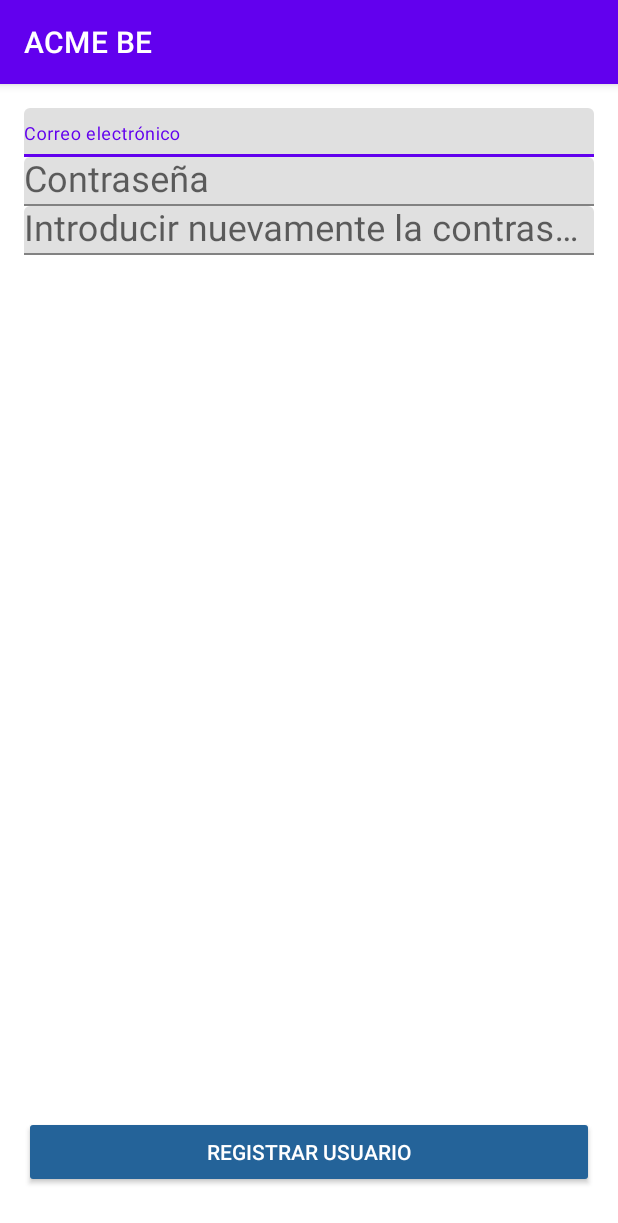
After one commit to BrianEn/ACMEBE, an Android app: the SignUpActivity screen opened directly, with no data from a screen before it, on a phone screen of 412 x 824 dp. The commit adds this screen. Shown: the top 1223 px of the screen. Run offline under Robolectric (Android 15) with nearby library versions, the phone set to English and light mode, and no system bars; our stand-ins replace Firebase (no records; nobody signed in at launch, a user with empty details on screens opened directly).

Commit message:
Entrega 1- login email pass, and google with register

```diff
--- a/app/build.gradle
+++ b/app/build.gradle
@@ -36,4 +36,9 @@ dependencies {
     androidTestImplementation 'androidx.test.ext:junit:1.1.3'
     androidTestImplementation 'androidx.test.espresso:espresso-core:3.4.0'
     implementation 'com.google.firebase:firebase-auth:21.0.3'
+    implementation 'com.google.android.gms:play-services-auth:20.1.0'
+    implementation 'com.google.firebase:firebase-core:20.1.2'
+    implementation 'com.google.firebase:firebase-database:20.0.4'
 }
+
+apply plugin: 'com.google.gms.google-services'
--- a/app/src/main/AndroidManifest.xml
+++ b/app/src/main/AndroidManifest.xml
@@ -10,6 +10,9 @@
         android:roundIcon="@mipmap/ic_launcher_round"
         android:supportsRtl="true"
         android:theme="@style/Theme.ACMEBE">
+        <activity
+            android:name=".SignUpActivity"
+            android:exported="false" />
         <activity
             android:name=".LoginActivity"
             android:exported="false" />
--- /dev/null
+++ b/app/src/main/java/com/mis/acmebe/SignUpActivity.java
@@ -0,0 +1,65 @@
+package com.mis.acmebe;
+
+import androidx.appcompat.app.AppCompatActivity;
+
+import android.os.Bundle;
+import android.widget.AutoCompleteTextView;
+import android.widget.Toast;
+
+import com.google.android.material.textfield.TextInputLayout;
+import com.google.firebase.auth.FirebaseAuth;
+import com.google.firebase.auth.FirebaseUser;
+
+public class SignUpActivity extends AppCompatActivity {
+
+    public static final String EMAIL_PARAM = "email_parameter";
+    private AutoCompleteTextView loginEmailEt;
+    private AutoCompleteTextView loginPassEt;
+    private AutoCompleteTextView loginPassConfirmationEt;
+
+    private TextInputLayout loginEmail;
+    private TextInputLayout loginPass;
+    private TextInputLayout loginPassConfirmation;
+
+    @Override
+    protected void onCreate(Bundle savedInstanceState) {
+        super.onCreate(savedInstanceState);
+        setContentView(R.layout.activity_sign_up);
+
+        String emailParam = getIntent().getStringExtra(EMAIL_PARAM);
+
+        loginEmailEt = findViewById(R.id.loginEmailEt);
+        loginPassEt = findViewById(R.id.loginPassEt);
+        loginPassConfirmationEt = findViewById(R.id.loginPassConfirmationEt);
+
+        loginEmail = findViewById(R.id.loginEmail);
+        loginPass = findViewById(R.id.loginPass);
+        loginPassConfirmation = findViewById(R.id.loginPassConfirmation);
+
+        loginEmailEt.setText(emailParam);
+
+findViewById(R.id.signUpButton).setOnClickListener(l ->{
+    if (loginEmailEt.getText().length()==0){
+        loginEmail.setErrorEnabled(true);
+        loginEmail.setError(getString(R.string.signup_error_user));
+    }else if(loginPassEt.getText().length()==0){
+        loginPass.setErrorEnabled(true);
+        loginPass.setError(getString(R.string.signup_error_pass));
+    }else if(loginPassConfirmationEt.getText().toString().equals(loginPassEt.getText().toString())){
+        loginPassConfirmation.setErrorEnabled(true);
+        loginPassConfirmation.setError(getString(R.string.signup_error_pass_not_match));
+    }else {
+        FirebaseAuth.getInstance().createUserWithEmailAndPassword(loginEmailEt.getText().toString(), loginPassEt.getText().toString()).addOnCompleteListener(task -> {
+            if (task.isSuccessful()){
+                Toast.makeText(this, R.string.signup_created, Toast.LENGTH_SHORT).show();
+                SignUpActivity.this.finish();
+            }else{
+                Toast.makeText(this, R.string.signup_create_error, Toast.LENGTH_SHORT).show();
+
+            }
+        });
+    }
+});
+
+    }
+}
--- a/app/src/main/res/layout/activity_login.xml
+++ b/app/src/main/res/layout/activity_login.xml
@@ -13,6 +13,7 @@
         android:layout_width="wrap_content"
         android:layout_height="wrap_content"
         android:layout_marginBottom="8dp"
+        android:visibility="gone"
         android:id="@+id/loginProgres"
         style="?android:attr/progressBarStyleLarge"
         />
@@ -43,6 +44,7 @@
                     android:hint="@string/login_email_et_hint"
                     android:inputType="textEmailAddress"
                     android:maxLines="1"
+                    android:textSize="24dp"
                     android:singleLine="true"
                     tools:ignore="TouchTargetSizeCheck" />
             </com.google.android.material.textfield.TextInputLayout>
@@ -56,6 +58,8 @@
                     android:layout_width="match_parent"
                     android:layout_height="wrap_content"
                     android:hint="@string/login_pass_et_hint"
+                    android:textSize="24dp"
+
                     android:inputType="textPassword"
                     tools:ignore="TouchTargetSizeCheck" />
             </com.google.android.material.textfield.TextInputLayout>
--- /dev/null
+++ b/app/src/main/res/layout/activity_sign_up.xml
@@ -0,0 +1,72 @@
+<?xml version="1.0" encoding="utf-8"?>
+<androidx.appcompat.widget.LinearLayoutCompat
+    xmlns:android="http://schemas.android.com/apk/res/android"
+    xmlns:tools="http://schemas.android.com/tools"
+    android:layout_width="match_parent"
+    android:layout_height="match_parent"
+    android:padding="16dp"
+    android:orientation="vertical"
+    tools:context=".SignUpActivity">
+
+    <com.google.android.material.textfield.TextInputLayout
+        android:layout_width="match_parent"
+        android:layout_height="wrap_content"
+        android:id="@+id/loginEmail">
+
+        <AutoCompleteTextView
+            android:id="@+id/loginEmailEt"
+            android:layout_width="match_parent"
+            android:layout_height="wrap_content"
+            android:hint="@string/login_email_et_hint"
+            android:inputType="textEmailAddress"
+            android:maxLines="1"
+            android:textSize="24dp"
+            android:singleLine="true"
+            tools:ignore="TouchTargetSizeCheck" />
+    </com.google.android.material.textfield.TextInputLayout>
+
+    <com.google.android.material.textfield.TextInputLayout
+        android:layout_width="match_parent"
+        android:layout_height="wrap_content"
+        android:id="@+id/loginPass">
+
+        <AutoCompleteTextView
+            android:id="@+id/loginPassEt"
+            android:layout_width="match_parent"
+            android:layout_height="wrap_content"
+            android:hint="@string/login_pass_et_hint"
+            android:textSize="24dp"
+
+            android:inputType="textPassword"
+            tools:ignore="TouchTargetSizeCheck" />
+    </com.google.android.material.textfield.TextInputLayout>
+
+    <com.google.android.material.textfield.TextInputLayout
+        android:layout_width="match_parent"
+        android:layout_height="wrap_content"
+        android:id="@+id/loginPassConfirmation">
+
+        <AutoCompleteTextView
+            android:id="@+id/loginPassConfirmationEt"
+            android:layout_width="match_parent"
+            android:layout_height="wrap_content"
+            android:hint="@string/login_pass_confirmation_et_hint"
+            android:textSize="24dp"
+            android:inputType="textPassword"
+            tools:ignore="TouchTargetSizeCheck" />
+    </com.google.android.material.textfield.TextInputLayout>
+<LinearLayout
+    android:layout_width="match_parent"
+    android:layout_height="0dp"
+    android:layout_weight="1"/>
+    <androidx.appcompat.widget.AppCompatButton
+        android:layout_marginBottom="16dp"
+        android:layout_width="match_parent"
+        android:layout_height="wrap_content"
+        android:id="@+id/signUpButton"
+        android:backgroundTint="@color/blue_button"
+        android:textAllCaps="true"
+        android:text="@string/login_button_signup_text"
+        android:textColor="@color/white"/>
+
+</androidx.appcompat.widget.LinearLayoutCompat>
--- a/app/src/main/res/values/strings.xml
+++ b/app/src/main/res/values/strings.xml
@@ -17,4 +17,13 @@
     <string name="login_download_gps">Actualizar</string>
     <string name="gps_download_url">market://details?id=com.google.android.gms</string>
     <string name="market_download_url">https://play.google.com/store/apps/details?id=com.google.android.gms</string>
+    <string name="default_client_id">858198745380-e2k6757jbq3t9nf9qvno4vrnom7ijvcc.apps.googleusercontent.com</string>
+    <string name="login_completed">Este Usuario %1$s ha accedido correctamente</string>
+    <string name="login_pass_confirmation_et_hint">Introducir nuevamente la contraseña</string>
+    <string name="login_button_signup_text">Registrar usuario</string>
+    <string name="signup_error_user">El correo no es valido</string>
+    <string name="signup_error_pass">La contraseña no es valida</string>
+    <string name="signup_error_pass_not_match">Las contraseñas no coinciden</string>
+    <string name="signup_created">El usuario se ha registrado correctamente</string>
+    <string name="signup_create_error">Se ha producido un error al registrar el usuario</string>
 </resources>
--- a/build.gradle
+++ b/build.gradle
@@ -1,4 +1,10 @@
 // Top-level build file where you can add configuration options common to all sub-projects/modules.
+
+buildscript {
+    dependencies {
+        classpath 'com.google.gms:google-services:4.3.3'
+    }
+}
 plugins {
     id 'com.android.application' version '7.1.2' apply false
     id 'com.android.library' version '7.1.2' apply false
```
Also changed, not shown: app/src/main/java/com/mis/acmebe/FirebaseDatabaseService.java (added, +33 -0 lines), app/src/main/java/com/mis/acmebe/LoginActivity.java (+69 -3 lines), app/src/main/java/com/mis/acmebe/Travel.java (added, +138 -0 lines), 1 other file.
